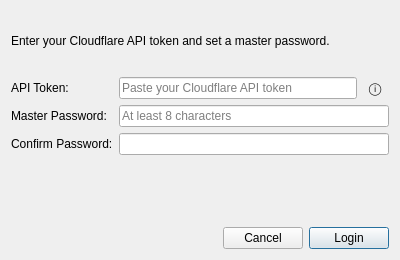
First picture: the form in dnsctl/gui/ui/login_dialog.ui, repository dhivijit/dnsctl, before the edit.
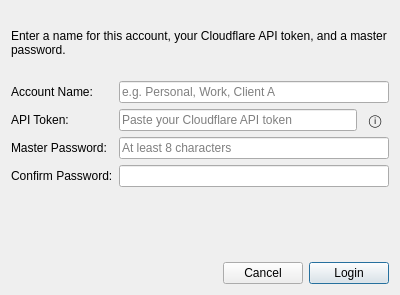
Second picture: the form after the edit.

Commit message: feat: Introduce account management and enhance record handling

The edit to the form file:
```diff
--- a/dnsctl/gui/ui/login_dialog.ui
+++ b/dnsctl/gui/ui/login_dialog.ui
@@ -7,7 +7,7 @@
     <x>0</x>
     <y>0</y>
     <width>400</width>
-    <height>260</height>
+    <height>295</height>
    </rect>
   </property>
   <property name="windowTitle">
@@ -20,7 +20,7 @@
    <item>
     <widget class="QLabel" name="headerLabel">
      <property name="text">
-      <string>Enter your Cloudflare API token and set a master password.</string>
+       <string>Enter a name for this account, your Cloudflare API token, and a master password.</string>
      </property>
      <property name="wordWrap">
       <bool>true</bool>
@@ -30,13 +30,27 @@
    <item>
     <layout class="QFormLayout" name="formLayout">
      <item row="0" column="0">
+       <widget class="QLabel" name="accountNameLabel">
+        <property name="text">
+         <string>Account Name:</string>
+        </property>
+       </widget>
+      </item>
+      <item row="0" column="1">
+       <widget class="QLineEdit" name="accountNameEdit">
+        <property name="placeholderText">
+         <string>e.g. Personal, Work, Client A</string>
+        </property>
+       </widget>
+      </item>
+      <item row="1" column="0">
       <widget class="QLabel" name="tokenLabel">
        <property name="text">
         <string>API Token:</string>
        </property>
       </widget>
      </item>
-     <item row="0" column="1">
+      <item row="1" column="1">
       <layout class="QHBoxLayout" name="tokenLayout">
        <property name="spacing">
         <number>4</number>
@@ -69,14 +83,14 @@
        </item>
       </layout>
      </item>
-     <item row="1" column="0">
+     <item row="2" column="0">
       <widget class="QLabel" name="passwordLabel">
        <property name="text">
         <string>Master Password:</string>
        </property>
       </widget>
      </item>
-     <item row="1" column="1">
+     <item row="2" column="1">
       <widget class="QLineEdit" name="passwordEdit">
        <property name="echoMode">
         <enum>QLineEdit::EchoMode::Password</enum>
@@ -86,14 +100,14 @@
        </property>
       </widget>
      </item>
-     <item row="2" column="0">
+     <item row="3" column="0">
       <widget class="QLabel" name="confirmLabel">
        <property name="text">
         <string>Confirm Password:</string>
        </property>
       </widget>
      </item>
-     <item row="2" column="1">
+     <item row="3" column="1">
       <widget class="QLineEdit" name="confirmEdit">
        <property name="echoMode">
         <enum>QLineEdit::EchoMode::Password</enum>
```
Lines whose indentation alone changed are shown as unchanged. The commit also changes 22 other files.
